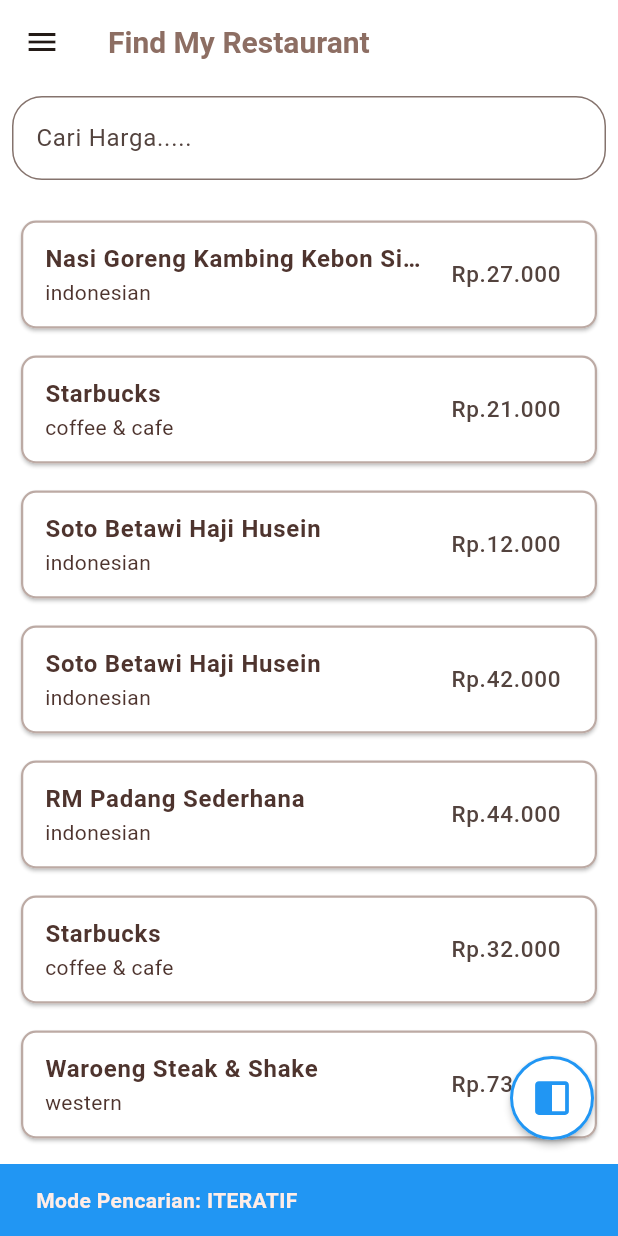
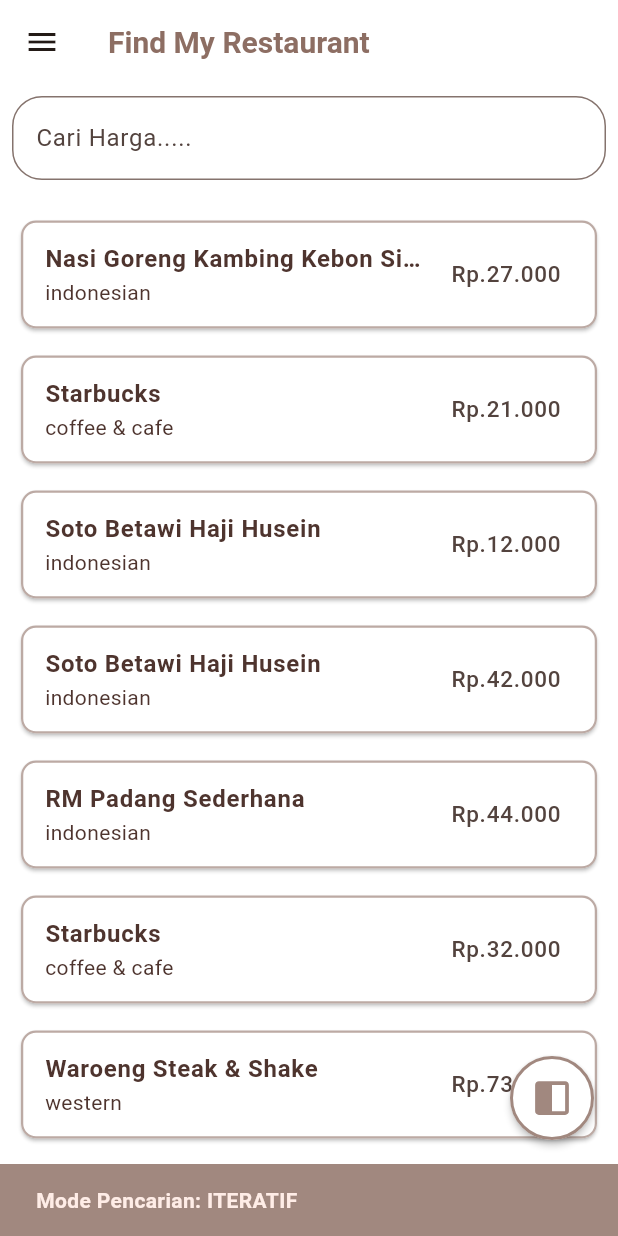
Before and after one commit to MuhammadYaumil1212/myresto, a Flutter app: the screen it shows after launch, after a tap on an icon or button, on a phone screen of 412 x 824 dp. Run offline on Flutter 3.47's test engine with Material 3 defaults, Android fonts, the phone set to English and light mode, and no system bars; our stand-ins replace fl_chart, flutter_svg, sqflite; accounts and stored records are empty.

Commit message:
change color

```diff
--- a/lib/home/presentations/pages/home_page.dart
+++ b/lib/home/presentations/pages/home_page.dart
@@ -89,15 +89,15 @@
     switch (_searchMode) {
       case 0:
         modeText = "ITERATIF";
-        snackBarColor = Colors.blue;
+        snackBarColor = MyColors.brown300;
         break;
       case 1:
         modeText = "REKURSIF";
         snackBarColor = MyColors.brown500;
         break;
       case 2:
-        modeText = "BOTH (ITERATIF & REKURSIF)";
-        snackBarColor = Colors.purple;
+        modeText = "ITERATIF & REKURSIF";
+        snackBarColor = MyColors.brown200;
         break;
     }
 
@@ -224,9 +224,9 @@
   }
 
   Color _getFabColor() {
-    if (_searchMode == 0) return Colors.blue;
+    if (_searchMode == 0) return MyColors.brown300;
     if (_searchMode == 1) return MyColors.brown500;
-    return Colors.purple;
+    return MyColors.brown200;
   }
 
   @override
```
